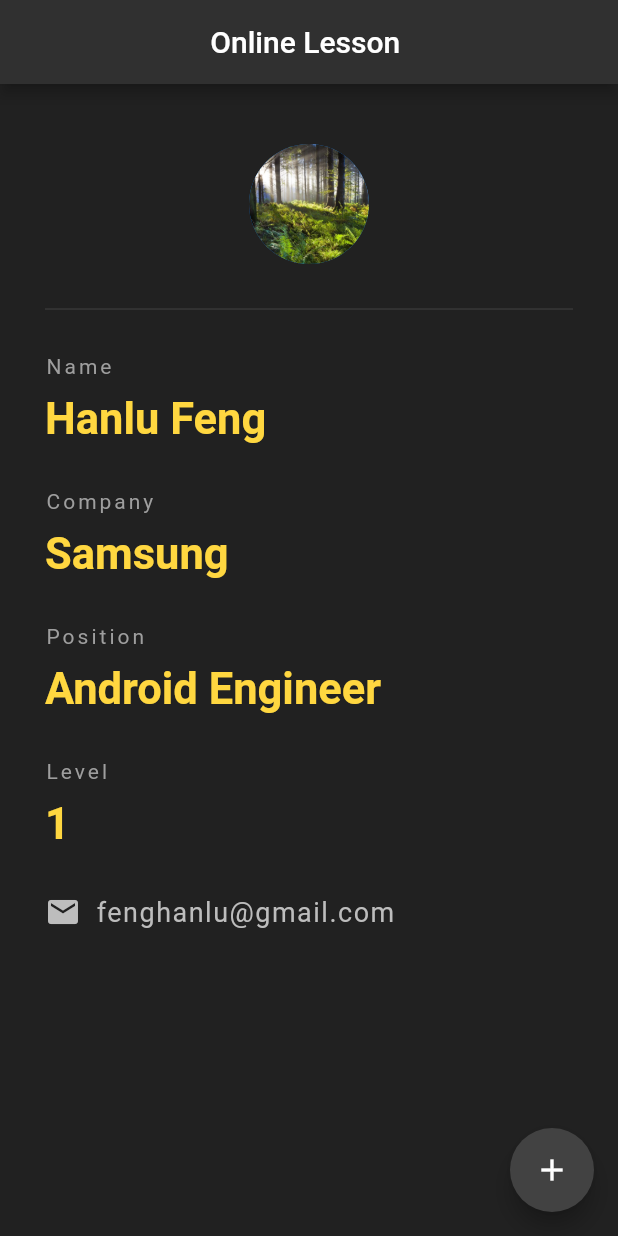
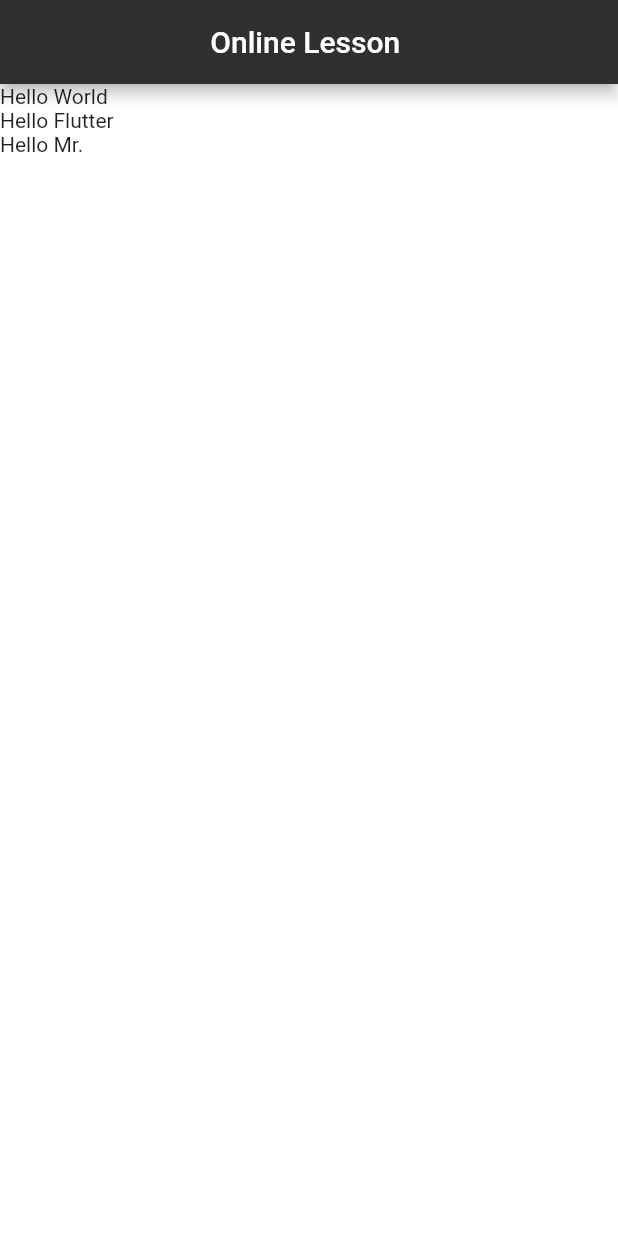
Before and after one commit to fhlkm/flutterStudy, a Flutter app: the screen it shows after launch, on a phone screen of 412 x 824 dp. Run offline on Flutter 3.47's test engine with Material 2 defaults, Android fonts, the phone set to English and light mode, and no system bars.

Commit message:
List 的应用

```diff
--- a/flutter_app/lib/main.dart
+++ b/flutter_app/lib/main.dart
@@ -21,107 +21,27 @@ class Home extends StatefulWidget{
 }
 
 class _HomeState extends State<Home> {
-  int level=1;
+  List<String> datas= [
+    "Hello World",
+    "Hello Flutter",
+    "Hello Mr."
+  ];
   @override
   Widget build(BuildContext context) {
 
     return Scaffold(
-      backgroundColor: Colors.grey[900],
+      backgroundColor: Colors.white,
       appBar: AppBar(
         title: Text("Online Lesson "),
         centerTitle: true,
         backgroundColor: Colors.grey[850],
 
       ),
-      floatingActionButton:FloatingActionButton(onPressed: (){
-//        level++;
-        setState(() {
-          level++;
-        });
-      },
-      backgroundColor: Colors.grey[800],
-      child: Icon(Icons.add),) ,
 
-      body: Padding(
-        padding: const EdgeInsets.fromLTRB(30.0, 40.0, 30.0,40.0),
-        child: Column(
-          crossAxisAlignment:CrossAxisAlignment.start ,// alignment
-          children: <Widget>[
-            Center(//Widget  to make it center
-              child: CircleAvatar(
-                backgroundImage: AssetImage('images/1.jpg'),
-                radius: 40.0,
-              ),
-            ),
-            Divider(
-              height: 60.0,
-              color: Colors.grey[800],
-            ),
-            Text("Name", style: TextStyle(
-              color: Colors.grey,
-              letterSpacing: 2.0),
-            ),
-            SizedBox(height: 10.0),// margin between two text
-            Text("Hanlu Feng",style: TextStyle(
-              color: Colors.amberAccent[200],
-            fontWeight: FontWeight.bold,
-            fontSize: 29.0,
-            )
-            ),
-            SizedBox(height: 30.0),
-            Text("Company", style: TextStyle(
-                color: Colors.grey,
-                letterSpacing: 2.0),
-            ),
-            SizedBox(height: 10.0),// margin between two text
-            Text("Samsung",style: TextStyle(
-              color: Colors.amberAccent[200],
-              fontWeight: FontWeight.bold,
-              fontSize: 29.0,
-            )
-            ),
-            SizedBox(height: 30.0),
-            Text("Position", style: TextStyle(
-                color: Colors.grey,
-                letterSpacing: 2.0),
-            ),
-            SizedBox(height: 10.0),// margin between two text
-            Text("Android Engineer",style: TextStyle(
-              color: Colors.amberAccent[200],
-              fontWeight: FontWeight.bold,
-              fontSize: 29.0,
-            )
-            ),
-            SizedBox(height: 30.0,),
-            Text("Level", style: TextStyle(
-                color: Colors.grey,
-                letterSpacing: 2.0),
-            ),
-            SizedBox(height: 10.0),// margin between two text
-            Text("$level",style: TextStyle(
-              color: Colors.amberAccent[200],
-              fontWeight: FontWeight.bold,
-              fontSize: 29.0,
-            )
-            ),
-            SizedBox(height: 30.0,),
-            Row(
-              children:<Widget>[
-                Icon(
-                  Icons.email,
-                  color: Colors.grey[400],
-                ),
-                SizedBox(width:10.0),
-                Text("fenghanlu@gmail.com",style: TextStyle(
-                  color: Colors.grey[400],
-                  fontSize: 18.0,
-                  letterSpacing: 1.0
-                ),)
-              ],
-            )
 
-          ],
-        ),
+      body: Column(
+        crossAxisAlignment: CrossAxisAlignment.start,//alignment
+        children: datas.map((e) => Text(e)).toList()
       ),
     );
   }
```
